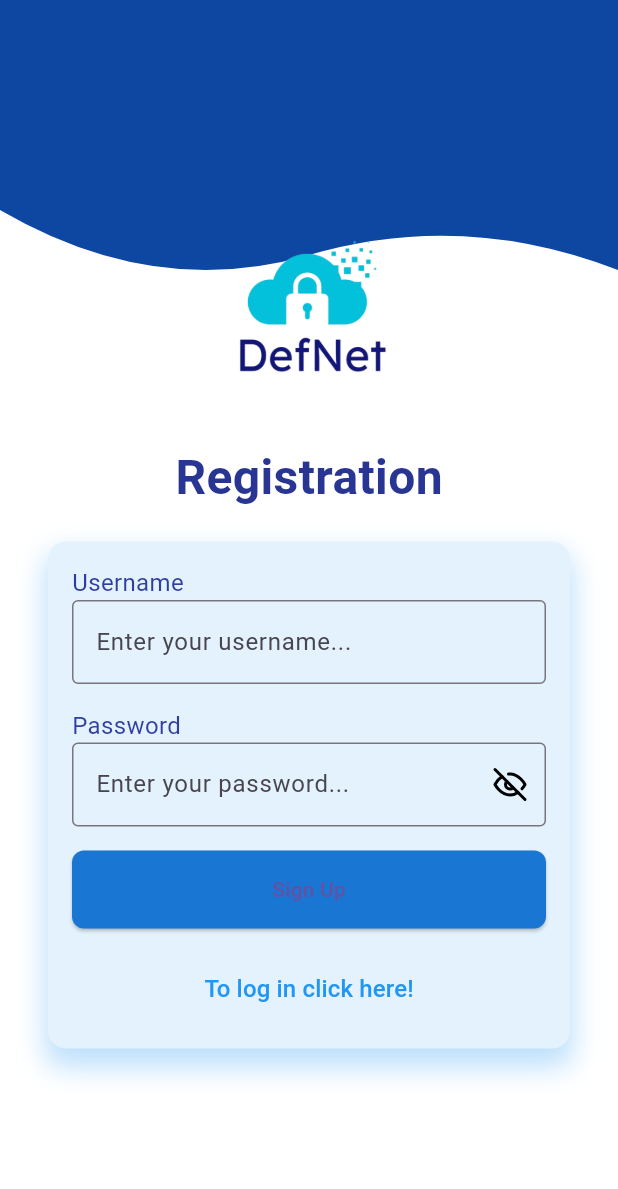
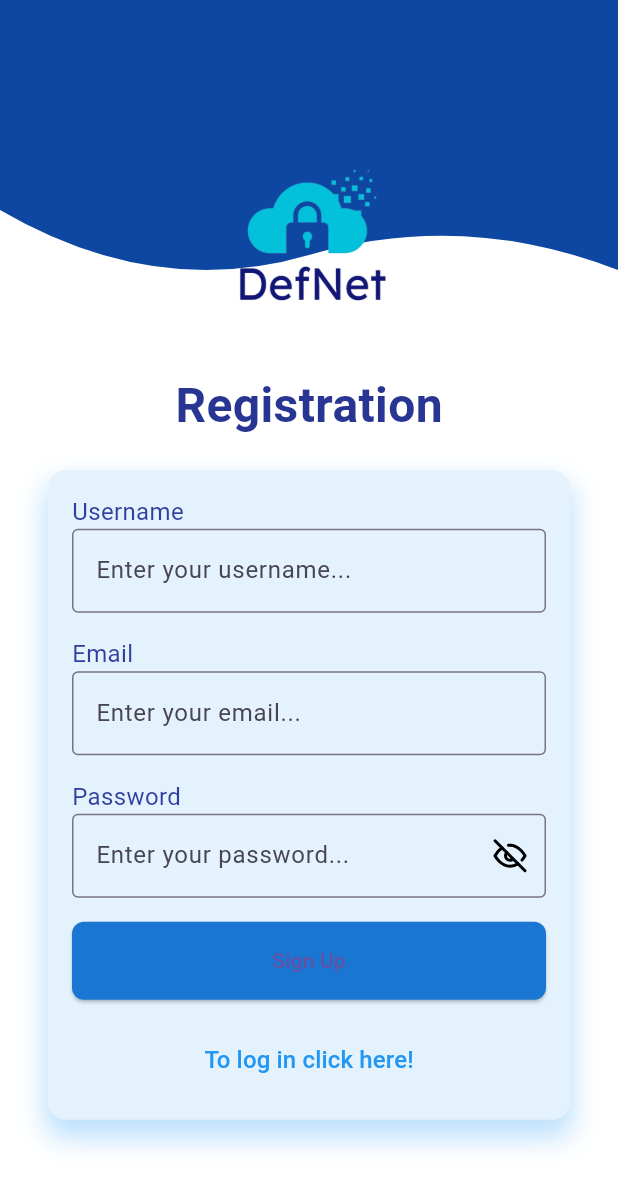
Before and after one commit to DefNet-Enterprise-Mobile-Application/EMAD2024-25-_DefNet-Front-End, a Flutter app: the RegistrationScreen screen opened directly, on a phone screen of 412 x 824 dp. Shown: the top 1189 px of the screen. Run offline on Flutter 3.47's test engine with Material 3 defaults, Android fonts, the phone set to English and light mode, and no system bars; our stand-ins replace curved_navigation_bar, flutter_dotenv, flutter_secure_storage, flutter_svg, font_awesome_flutter, get_it and 2 more; accounts and stored records are empty.

Commit message:
Varie modifiche: aggiunta email, implementazione profilo con cambiamento di password e alcune modifiche del front-end
l'ho messo nel titolo cosa ho fatto, leggete quello

```diff
--- a/lib/Models/User.dart
+++ b/lib/Models/User.dart
@@ -2,19 +2,22 @@ class User {
   final int id; // Ora opzionale
   final String username;
   final String passwordHash;
+  final String email;
 
   //costruttore
   User(  {
     required this.id,
     required this.username,
-    required this.passwordHash
+    required this.passwordHash,
+    required this.email
   });
 
-  factory User.buildUser(String id, String? username, String? passwordHash) {
+  factory User.buildUser(String id, String? username, String? passwordHash, String? email) {
     return User(
       id: int.tryParse(id ?? '0') ?? 0, // Conversione sicura.
       username: username ?? '',
       passwordHash: passwordHash ?? '',
+      email: email ?? '',
     );
   }
 
@@ -26,6 +29,8 @@ class User {
 
   String get getPasswordHash => passwordHash;
 
+  String get getEmail => email;
+
   /// Metodo per deserializzare un oggetto JSON in un'istanza di Student
   /// Utilizzato quando devo ricevere dati dal Server
   factory User.fromJson(Map<dynamic, dynamic> json) {
@@ -33,25 +38,13 @@ class User {
       username: json['username'],
       passwordHash: json['passwordHash'],
       id: json['ID'],
+      email: json['email'],
     );
   }
-
-  // Metodo per creare una copia dell'oggetto
-  /*User copyWith({
-    int? id,
-    String? username,
-    String? passwordHash,
-  }) {
-    return User(
-      id: id ?? this.id,
-      username: username ?? this.username,
-      passwordHash: passwordHash ?? this.passwordHash,
-    );
-  }*/
 
   // Metodo per rappresentare la classe come una stringa (utile per il debug)
   @override
   String toString() {
-    return 'User(id: $id, username: $username, passwordHash: $passwordHash)';
+    return 'User(id: $id, username: $username, passwordHash: $passwordHash, email: $email)';
   }
 }
--- a/lib/screens/Home/home_screen.dart
+++ b/lib/screens/Home/home_screen.dart
@@ -195,7 +195,7 @@ class _HomeScreenState extends State<HomeScreen> {
                                         ),
                                       ),
                                       // Mostra il nome dell'utente dopo il caricamento, o un caricamento se non è ancora stato caricato
-                                      if (_userName != null) // Verifica se l'username è caricato
+                                      if (_userName != null && _currentIndex == 0) // Verifica se l'username è caricato
                                       Padding(
                                         padding: const EdgeInsets.fromLTRB(30.0, 25.0, 20.0, 0.0),
                                         child: Row(
--- a/lib/screens/login_screen.dart
+++ b/lib/screens/login_screen.dart
@@ -127,12 +127,13 @@ class _LoginScreenState extends State<LoginScreen> {
         Map<String, dynamic> decodedToken = JwtDecoder.decode(token);
         int userId = decodedToken['user_id']; // Estrarre l'ID
         String usernameFromToken = decodedToken['sub'];
+        String emailFromToken = decodedToken['email'];
 
         // Salva l'username o usalo per sessione
         print("Logged in as: $usernameFromToken");
 
         // Salva l'utente in modo sicuro usando GetIt e il servizio SecureStorage
-        final user = User(id: userId, username: usernameFromToken, passwordHash: "");
+        final user = User(id: userId, username: usernameFromToken, passwordHash: "", email: emailFromToken );
         await _secureStorage.save(user);
 
         String? storedToken = await _secureStorage.getToken();
@@ -166,10 +167,6 @@ class _LoginScreenState extends State<LoginScreen> {
         String errorMessage = response['message'] ?? 'Login failed';
         _showMessageDialog(context, response['message'], false);
         ScaffoldMessenger.of(context).showSnackBar(SnackBar(content: Text(errorMessage)));
-
-        //ScaffoldMessenger.of(context).showSnackBar(
-         // const SnackBar(content: Text('Login failed')),
-        //);
       }
     } catch (e) {
       ScaffoldMessenger.of(context).showSnackBar(
--- a/lib/screens/registration_screen.dart
+++ b/lib/screens/registration_screen.dart
@@ -16,10 +16,12 @@ class RegistrationScreen extends StatefulWidget {
 class _RegistrationScreenState extends State<RegistrationScreen> {
   final _usernameController = TextEditingController();
   final _passwordController = TextEditingController();
+  final _emailController = TextEditingController();
 
   bool _isLoading = false;
   bool _isPasswordVisible = false;
   String _passwordErrorMessage = '';
+  String _emailErrorMessage = '';
 
   void _showMessageDialog(BuildContext context, String message, bool success) {
     showDialog(
@@ -90,18 +92,31 @@ class _RegistrationScreenState extends State<RegistrationScreen> {
     if (!hasMinLength) {
       errorMessage += 'Password must be at least 8 characters long.\n';
     }
-
     setState(() {
       _passwordErrorMessage = errorMessage;
+    });
+  }
+
+  void _validateEmail(String email) {
+    final emailRegex = RegExp(r'^[^@\s]+@[^@\s]+\.[^@\s]+$');
+    setState(() {
+      _emailErrorMessage =
+      emailRegex.hasMatch(email) ? '' : 'Please enter a valid email address.';
     });
   }
 
   Future<void> _handleRegister() async {
     final String username = _usernameController.text;
     final String password = _passwordController.text;
+    final String email = _emailController.text;
 
-    if (username.isEmpty || password.isEmpty) {
+    if (username.isEmpty || password.isEmpty || email.isEmpty) {
       _showMessageDialog(context, 'Please fill in all fields', false);
+      return;
+    }
+
+    if (_emailErrorMessage.isNotEmpty || _passwordErrorMessage.isNotEmpty) {
+      _showMessageDialog(context, 'Please fix the errors before submitting', false);
       return;
     }
 
@@ -110,7 +125,7 @@ class _RegistrationScreenState extends State<RegistrationScreen> {
     });
 
     final registrationService = RegistrationService();
-    bool success = await registrationService.registerUser(context, username, password);
+    bool success = await registrationService.registerUser(context, username, password, email);
 
     setState(() {
       _isLoading = false;
@@ -189,6 +204,34 @@ class _RegistrationScreenState extends State<RegistrationScreen> {
                               hintText: 'Enter your username...',
                             ),
                           ),
+                          const SizedBox(height: 16),
+                          Text(
+                              'Email',
+                              style: TextStyle(
+                                fontSize: 16,
+                                color: Colors.indigo[700],
+                              ),
+                          ),
+                          TextField(
+                              controller: _emailController,
+                              onChanged: _validateEmail,
+                              decoration: InputDecoration(
+                                  border: OutlineInputBorder(
+                                    borderSide: BorderSide(color: Colors.blue[800]!),
+                                  ),
+                                  hintText: 'Enter your email...',
+                              ),
+                          ),
+                          if (_emailErrorMessage.isNotEmpty) ...[
+                            const SizedBox(height: 8),
+                            Text(
+                              _emailErrorMessage,
+                              style: const TextStyle(
+                                color: Colors.red,
+                                fontSize: 12,
+                              ),
+                            ),
+                          ],
                           const SizedBox(height: 16),
                           Text(
                             'Password',
--- a/lib/shared/services/login_service.dart
+++ b/lib/shared/services/login_service.dart
@@ -45,8 +45,6 @@ class LoginService {
         }
 
         // Se la login è riuscita, salva l'username, password e userId
-        //final Map<String, dynamic> responseData = json.decode(response.body);
-
         final accessToken = responseData['access_token'];
         final tokenType = responseData['token_type'];
         final expiresIn = responseData['expires_in'];
@@ -55,8 +53,10 @@ class LoginService {
         final Map<String, dynamic> decodedToken = JwtDecoder.decode(accessToken);
         final int id = decodedToken['user_id']; // Chiave specifica per l'ID
         final String extractedUsername = decodedToken['sub']; // Chiave per l'username
+        final String extractedEmail = decodedToken['email']; // Aggiungi l'email estratta dal token
 
-        print('Login response: ${response.body}');
+        //print('email : ${response.body}');
+        print('email: $extractedEmail');
 
         // Puoi usare questi dati per salvare il token in un servizio sicuro
         final secureStorageService = GetIt.I<SecureStorageService>();
@@ -71,7 +71,7 @@ class LoginService {
         }
 
         // Crea l'oggetto User
-        final loggedUser = User(id: id,username: username,  passwordHash: responseData['passwordHash'] ?? '',);
+        final loggedUser = User(id: id,username: username,  passwordHash: responseData['passwordHash'] ?? '', email : extractedEmail);
 
         // Salva l'utente in SecureStorage
         await secureStorageService.save(loggedUser);
@@ -86,6 +86,7 @@ class LoginService {
           'access_token': accessToken,
           'token_type': tokenType,
           'expires_in': expiresIn,
+          'email': extractedEmail,
           //'user': responseData['user'],
         };
       } else {
@@ -116,11 +117,10 @@ class LoginService {
     return user.getUsername;  // Restituisce l'username dell'utente loggato
   }
 
-  // Funzione per effettuare il logout
-  static void logout() async {
-    // Rimuoviamo l'utente da SecureStorageService e GetIt
-    final secureStorageService = GetIt.I<SecureStorageService>();
-    await secureStorageService.delete();  // Rimuove i dati memorizzati in memoria sicura
-    GetIt.I.unregister<User>();  // Rimuove l'utente da GetIt
+  // Funzione per ottenere l'email dell'utente loggato
+  static String? getUserEmail() {
+    final user = GetIt.I<User>();
+    return user.getEmail;  // Restituisce l'email dell'utente loggato
   }
+
 }
--- a/lib/shared/services/registration_service.dart
+++ b/lib/shared/services/registration_service.dart
@@ -11,7 +11,7 @@ class RegistrationService {
   static String baseUrl = url + IP_RASP! + ':' + port + '/register';
 
   // Funzione per registrare l'utente
-  Future<bool> registerUser(BuildContext context, String username, String password) async {
+  Future<bool> registerUser(BuildContext context, String username, String password, String email) async {
     try {
       final response = await http.post(
         Uri.parse(baseUrl),
@@ -19,13 +19,9 @@ class RegistrationService {
         body: json.encode({
           'username': username,
           'password': password,
+          'email' : email,
         }),
       );
-
-      // Stampa lo stato della risposta
-      print("[katia] Stato della response: ${response.statusCode}");
-      // Stampa anche il corpo della risposta per capire meglio il contenuto
-      print("[katia] Corpo della response: ${response.body}");
 
       if (response.statusCode == 200) {
         // Parse the response body to get the boolean value
@@ -35,39 +31,17 @@ class RegistrationService {
           return true; // Registrazione avvenuta con successo
         } else {
           // Registrazione fallita
-          //_showErrorDialog(context, "Registrazione fallita. Riprova.");
-          return false;
+           return false;
         }
       } else {
         // Gestione degli errori generali
         final errorMessage = json.decode(response.body)['detail'] ?? 'Errore sconosciuto';
         print("Error: $errorMessage");
-        //_showErrorDialog(context, errorMessage);
         return false;
       }
     } catch (e) {
       print("Errore durante la registrazione: $e");
-      //_showErrorDialog(context, "Si è verificato un errore durante la registrazione.");
       return false; // In caso di errore durante la chiamata
     }
   }
-
-  // Funzione per mostrare un dialogo di errore
-  /*void _showErrorDialog(BuildContext context, String message) {
-    showDialog(
-      context: context,
-      builder: (ctx) => AlertDialog(
-        title: Text("Error"),
-        content: Text(message),
-        actions: [
-          TextButton(
-            onPressed: () {
-              Navigator.of(ctx).pop(); // Chiude il dialogo
-            },
-            child: Text("OK"),
-          ),
-        ],
-      ),
-    );
-  }*/
 }
```
Also changed, not shown: lib/screens/Profile/profile_screen.dart (+102 -27 lines), lib/screens/Service/SecureStorageService.dart (+56 -17 lines), lib/shared/services/profile_service.dart (+18 -5 lines), pubspec.lock, 1 other file.
